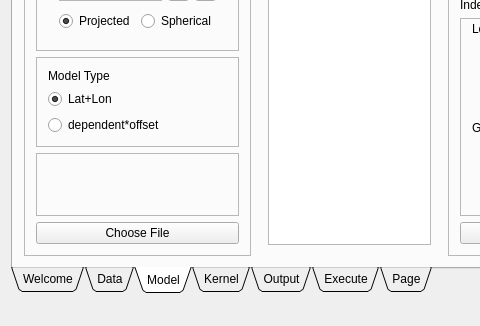
The window that Qt/mainwindow.ui (Anders1232/GWR_BR) describes before a commit, drawn with Qt 5; both pictures show x 0 to 480 and y 171 to 497 of the 666 by 497 pixel window.
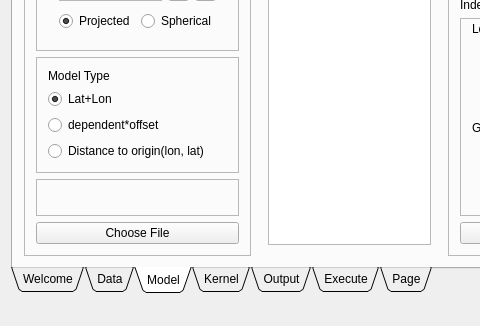
The same window after the commit. The open tabs and pages were chosen to show the change.

Patch:
```diff
--- a/Qt/mainwindow.ui
+++ b/Qt/mainwindow.ui
@@ -477,6 +477,13 @@
                 </property>
                </widget>
               </item>
+              <item>
+               <widget class="QRadioButton" name="distanceToOrigin">
+                <property name="text">
+                 <string>Distance to origin(lon, lat)</string>
+                </property>
+               </widget>
+              </item>
              </layout>
             </widget>
            </item>
```
